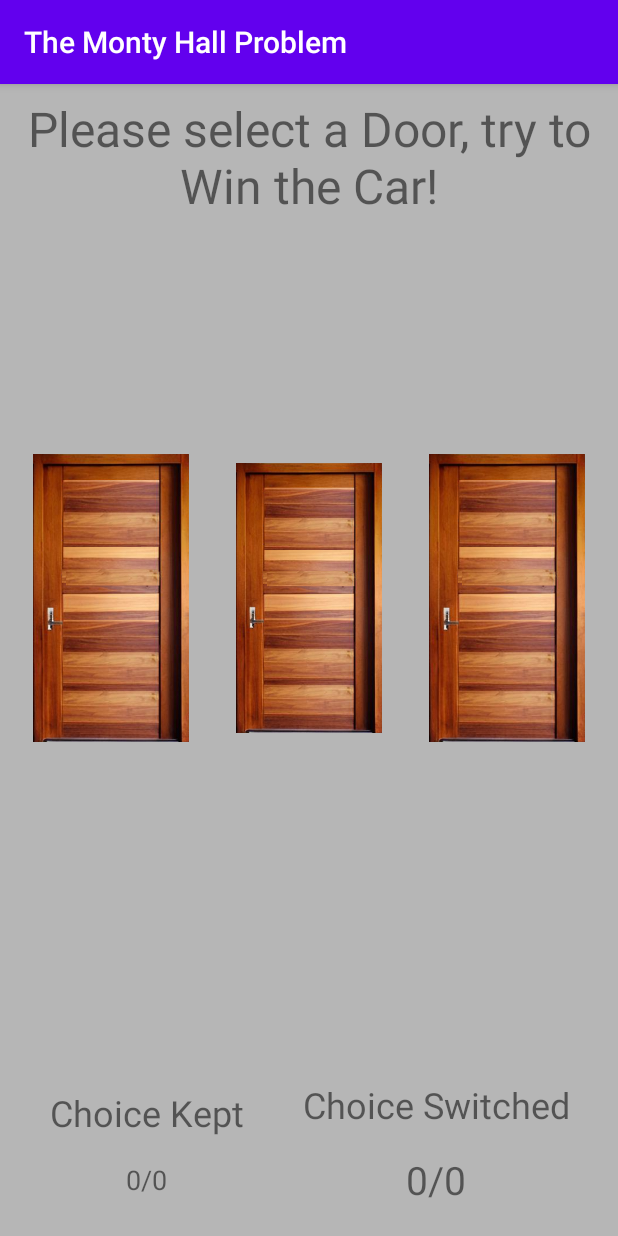
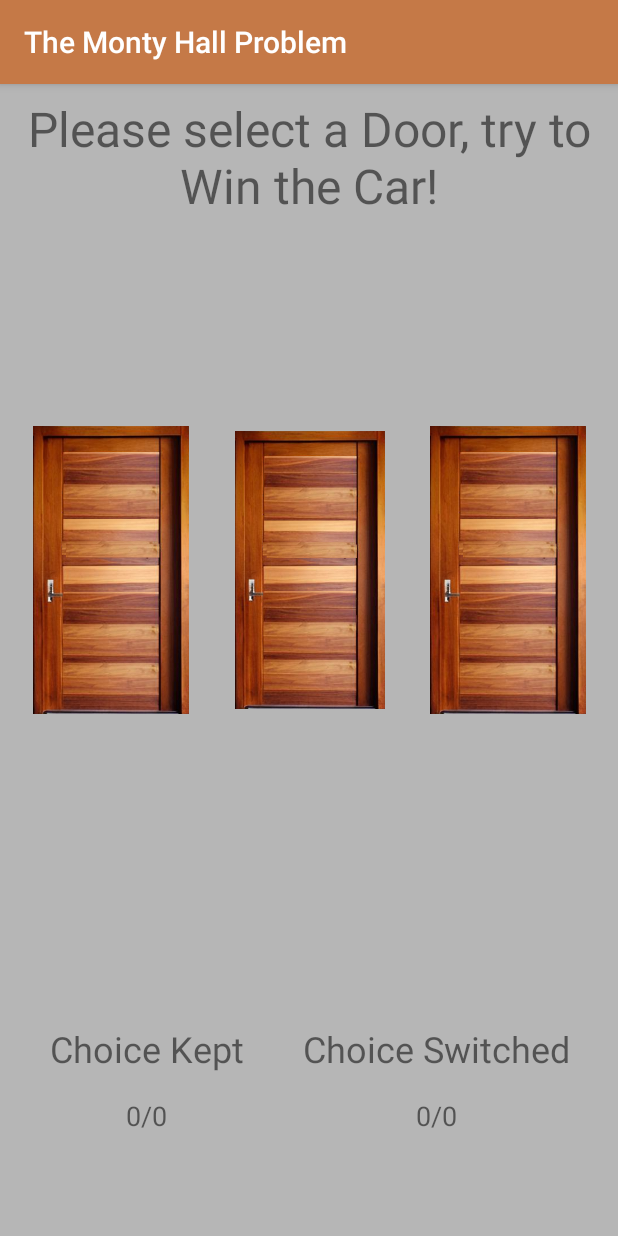
Before and after one commit to johncrawley/monty_hall, an Android app: the screen it shows after launch (MainActivity), on a phone screen of 412 x 824 dp. Run offline under Robolectric (Android 15) with nearby library versions, the phone set to English and light mode, and no system bars.

Commit message:
Improved layout, programmatically maximising size of doors, and adjusting dimens on stats text.

```diff
--- a/app/src/main/java/com/jacstuff/montyhallproblem/MainActivity.java
+++ b/app/src/main/java/com/jacstuff/montyhallproblem/MainActivity.java
@@ -4,8 +4,10 @@ import androidx.appcompat.app.AppCompatActivity;
 
 import android.os.Bundle;
 import android.view.View;
+import android.view.ViewTreeObserver;
 import android.widget.Button;
 import android.widget.ImageView;
+import android.widget.LinearLayout;
 import android.widget.TextView;
 
 import java.util.ArrayList;
@@ -18,9 +20,12 @@ public class MainActivity extends AppCompatActivity implements MainView {
     private View door1Border, door2Border, door3Border;
     private List<View> doorBorders;
     private Button playAgainButton, resetStatsButton;
-    private TextView statisticsTextView, keptChoiceStatsTextView, switchedChoiceStatsTextView;
+    private TextView keptChoiceStatsTextView, switchedChoiceStatsTextView;
     private TextView statusTextView;
     private MontyHallGame montyHallGame;
+    private final int numberOfDoors = 3;
+    private int doorWidth, doorHeight;
+    private LinearLayout doorsLayout;
 
     @Override
     protected void onCreate(Bundle savedInstanceState) {
@@ -28,18 +33,31 @@ public class MainActivity extends AppCompatActivity implements MainView {
         setContentView(R.layout.activity_main);
         montyHallGame = new MontyHallGame(this);
         initViews();
+
     }
 
 
     private void initViews(){
         initDoorBorders();
         initDoors();
+        doorsLayout = findViewById(R.id.doorsLayout);
+        areDoorDimensionsCalculated = false;
+        initDoorDimensions();
         playAgainButton = setupButton(R.id.new_game_button, this::startNewGame);
         resetStatsButton = setupButton(R.id.reset_stats_button, this::resetStats);
-        statisticsTextView = findViewById(R.id.statistics_text);
         keptChoiceStatsTextView = findViewById(R.id.keep_stat_wins_text);
         switchedChoiceStatsTextView = findViewById(R.id.switch_stat_wins_text);
         statusTextView = findViewById(R.id.statusText);
+    }
+
+    private void initDoorDimensions(){
+        doorsLayout.getViewTreeObserver().addOnGlobalLayoutListener(new ViewTreeObserver.OnGlobalLayoutListener() {
+            @Override
+            public void onGlobalLayout() {
+                doorsLayout.getViewTreeObserver().removeOnGlobalLayoutListener(this);
+                setDimensionsOnDoors();
+            }
+        });
     }
 
 
@@ -134,15 +152,42 @@ public class MainActivity extends AppCompatActivity implements MainView {
         displayLoseMessage();
     }
 
+    private boolean areDoorDimensionsCalculated;
 
     @Override
     public void updateStatistics(String switchChoiceStats, String keepChoiceStats){
-        String msg = "Success after switching choice: " + switchChoiceStats
-                + "\n Success after keeping choice: " + keepChoiceStats;
         keptChoiceStatsTextView.setText(keepChoiceStats);
         switchedChoiceStatsTextView.setText(switchChoiceStats);
-        statisticsTextView.setText(msg);
         resetStatsButton.setVisibility(View.VISIBLE);
+    }
+
+
+    private void setDimensionsOnDoors(){
+        setDoorDimensions();
+    }
+
+    private void setDoorDimensions(){
+        log("^^^ setDimensionsOnDoors()");
+
+        calculateCardAndGridDimensions(doorsLayout.getWidth(),  doorsLayout.getHeight());
+        log("doorsLayout width and height: " + doorsLayout.getWidth() + "," + doorsLayout.getHeight());
+        log("door width and height: " + doorWidth + ", " + doorHeight);
+        for(View door : doors){
+            door.setLayoutParams(new LinearLayout.LayoutParams(doorWidth, doorHeight));
+        }
+       // doorsLayout.setLayoutParams(new LinearLayout.LayoutParams(doorsLayout.getWidth(), doorHeight + 30));
+    }
+
+    private void calculateCardAndGridDimensions(int parentWidth, int parentHeight){
+        float parentArea = parentWidth * parentHeight;
+        float maxAreaPerCard = parentArea / numberOfDoors;
+        int spacing = 20;
+        doorWidth = (int)Math.floor(Math.sqrt(maxAreaPerCard/ 2f)) - spacing;
+        doorHeight = (int)(doorWidth * 1.5);
+    }
+
+    private void log(String msg){
+        System.out.println("^^^ MainActivity: " + msg);
     }
 
 
--- a/app/src/main/res/layout/activity_main.xml
+++ b/app/src/main/res/layout/activity_main.xml
@@ -23,64 +23,67 @@
     <LinearLayout
         android:id="@+id/doorsLayout"
         android:layout_width="match_parent"
-        android:layout_height="wrap_content"
+        android:layout_height="300dp"
         android:layout_margin="@dimen/door_layout_margin"
-        android:gravity="center"
+        android:gravity="top"
+        android:weightSum="9"
         android:orientation="horizontal"
-        android:weightSum="100"
+        app:layout_constraintTop_toBottomOf="@+id/statusText"
         app:layout_constraintBottom_toTopOf="@+id/new_game_button"
         app:layout_constraintEnd_toEndOf="parent"
         app:layout_constraintStart_toStartOf="parent"
-        app:layout_constraintTop_toBottomOf="@+id/statusText">
+        android:baselineAligned="false">
 
         <LinearLayout
             android:id="@+id/door1Border"
-            android:layout_weight="33"
-            android:layout_width="0dp"
+            android:layout_weight="3"
+            android:layout_width="wrap_content"
+            android:layout_height="wrap_content"
+            android:padding="3dp"
             android:layout_gravity="center"
-            android:layout_height="wrap_content"
-            android:layout_margin="@dimen/door_border_margin">
+            android:gravity="center_horizontal">
 
             <ImageView
                 android:id="@+id/door1"
-                android:layout_width="match_parent"
-                android:layout_height="wrap_content"
-                android:layout_margin="@dimen/door_layout_margin"
-                android:scaleType="fitCenter"
+                android:layout_width="@dimen/door_default_width"
+                android:layout_height="@dimen/door_default_height"
+                android:contentDescription="@string/door_1_content_description"
                 android:src="@drawable/door" />
         </LinearLayout>
 
         <LinearLayout
             android:id="@+id/door2Border"
-            android:layout_weight="33"
-            android:layout_width="0dp"
+            android:layout_width="wrap_content"
             android:layout_height="wrap_content"
             android:layout_gravity="center"
-            android:layout_margin="@dimen/door_border_margin">
+            android:layout_weight="3"
+            android:gravity="center_horizontal">
 
             <ImageView
                 android:id="@+id/door2"
+                android:layout_width="@dimen/door_default_width"
+                android:layout_height="@dimen/door_default_height"
+                android:contentDescription="@string/door_2_content_description"
                 android:padding="3dp"
-                android:layout_width="match_parent"
-                android:layout_height="match_parent"
-                android:layout_margin="@dimen/door_layout_margin"
                 android:src="@drawable/door" />
         </LinearLayout>
 
 
         <LinearLayout
             android:id="@+id/door3Border"
-            android:layout_weight="33"
-            android:layout_width="0dp"
+            android:layout_weight="3"
+            android:layout_width="wrap_content"
             android:layout_height="wrap_content"
             android:layout_gravity="center"
-            android:layout_margin="@dimen/door_border_margin">
+            android:gravity="center_horizontal"
+            android:padding="2dp">
 
             <ImageView
                 android:id="@+id/door3"
-                android:layout_width="match_parent"
-                android:layout_height="match_parent"
-                android:layout_margin="@dimen/door_layout_margin"
+                android:layout_width="@dimen/door_default_width"
+                android:layout_height="@dimen/door_default_height"
+                android:contentDescription="@string/door_3_content_description"
+                android:scaleType="centerInside"
                 android:src="@drawable/door" />
         </LinearLayout>
 
@@ -105,7 +108,7 @@
         android:layout_width="wrap_content"
         android:layout_height="wrap_content"
         android:orientation="horizontal"
-        app:layout_constraintBottom_toBottomOf="parent"
+        app:layout_constraintBottom_toTopOf="@+id/reset_stats_button"
         app:layout_constraintEnd_toEndOf="parent"
         app:layout_constraintStart_toStartOf="parent">
 
@@ -126,7 +129,7 @@
                 android:text="@string/keep_stats_heading"
                 android:layout_margin="8dp"
                 android:gravity="center"
-                android:textSize="24sp"
+                android:textSize="@dimen/stats_heading_text_size"
                 app:layout_constraintEnd_toEndOf="parent"
                 app:layout_constraintTop_toTopOf="parent"
                 app:layout_constraintStart_toStartOf="parent" />
@@ -139,7 +142,7 @@
                 android:text="@string/initial_stats"
                 android:layout_margin="8dp"
                 android:gravity="center"
-                android:textSize="18sp"
+                android:textSize="@dimen/stats_text_size"
                 app:layout_constraintEnd_toEndOf="parent"
                 app:layout_constraintTop_toTopOf="parent"
                 app:layout_constraintStart_toStartOf="parent" />
@@ -163,7 +166,7 @@
                 android:text="@string/switch_stats_heading"
                 android:layout_margin="8dp"
                 android:gravity="center"
-                android:textSize="24sp"
+                android:textSize="@dimen/stats_heading_text_size"
                 app:layout_constraintEnd_toEndOf="parent"
                 app:layout_constraintTop_toTopOf="parent"
                 app:layout_constraintStart_toStartOf="parent" />
@@ -176,7 +179,7 @@
                 android:text="@string/initial_stats"
                 android:layout_margin="8dp"
                 android:gravity="center"
-                android:textSize="26sp"
+                android:textSize="@dimen/stats_text_size"
                 app:layout_constraintEnd_toEndOf="parent"
                 app:layout_constraintTop_toTopOf="parent"
                 app:layout_constraintStart_toStartOf="parent" />
@@ -188,17 +191,6 @@
 
 
 
-    <TextView
-        android:id="@+id/statistics_text"
-        android:layout_width="wrap_content"
-        android:layout_height="wrap_content"
-        android:visibility="gone"
-        android:text="@string/initial_statistics_text"
-        app:layout_constraintBottom_toTopOf="@+id/reset_stats_button"
-        app:layout_constraintEnd_toEndOf="parent"
-        app:layout_constraintStart_toStartOf="parent"
-        app:layout_constraintTop_toBottomOf="@+id/new_game_button" />
-
     <Button
         android:id="@+id/reset_stats_button"
         android:layout_width="wrap_content"
@@ -207,7 +199,6 @@
         android:text="@string/reset_stats_button_text"
         app:layout_constraintEnd_toEndOf="parent"
         app:layout_constraintBottom_toBottomOf="parent"
-        app:layout_constraintTop_toBottomOf="@+id/new_game_button"
         app:layout_constraintStart_toStartOf="parent"/>
 
 
--- a/app/src/main/res/values/colors.xml
+++ b/app/src/main/res/values/colors.xml
@@ -1,7 +1,7 @@
 <?xml version="1.0" encoding="utf-8"?>
 <resources>
-    <color name="colorPrimary">#6200EE</color>
-    <color name="colorPrimaryDark">#3700B3</color>
+    <color name="colorPrimary">#C57947</color>
+    <color name="colorPrimaryDark">#9F6B48</color>
     <color name="colorAccent">#03DAC5</color>
     <color name="backgroundColor">#B6B6B6</color>
     <color name="selectedDoorBorder">#EFD18B</color>
--- a/app/src/main/res/values/dimen.xml
+++ b/app/src/main/res/values/dimen.xml
@@ -4,4 +4,9 @@
     <dimen name="door_layout_margin">6dp</dimen>
     <dimen name="door_margin_horizontal">3dp</dimen>
     <dimen name="door_border_margin">8dp</dimen>
+    <dimen name="door_default_width">30dp</dimen>
+    <dimen name="door_default_height">70dp</dimen>
+
+    <dimen name="stats_heading_text_size">24sp</dimen>
+    <dimen name="stats_text_size">18sp</dimen>
 </resources>
--- a/app/src/main/res/values/strings.xml
+++ b/app/src/main/res/values/strings.xml
@@ -10,5 +10,8 @@
     <string name="initial_statistics_text">No statistics yet</string>
     <string name="keep_stats_heading">Choice Kept</string>
     <string name="switch_stats_heading">Choice Switched</string>
+    <string name="door_1_content_description">Door 1</string>
+    <string name="door_2_content_description">Door 2</string>
+    <string name="door_3_content_description">Door 3</string>
     <string name="initial_stats">0/0</string>
 </resources>
```
